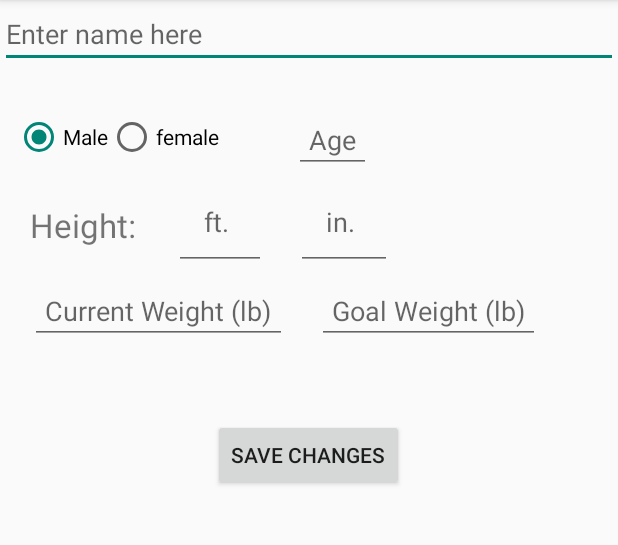
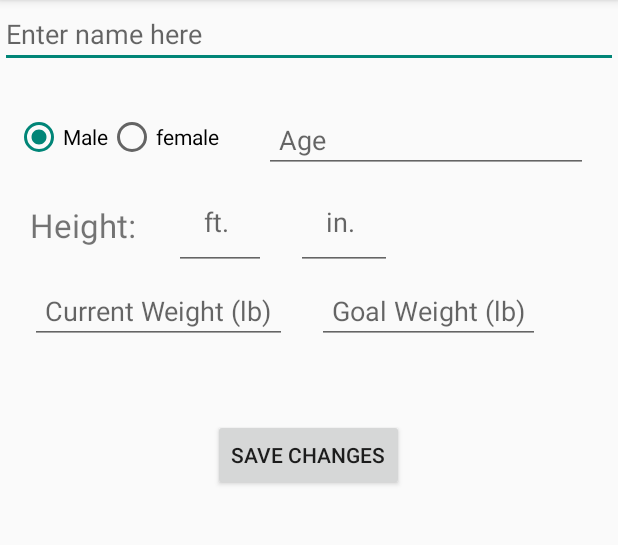
Before and after one commit to MJSanfelippo/CECS453FinalProject, an Android app: the ProfileActivity screen opened directly, with no data from a screen before it, on a phone screen of 412 x 824 dp, the part 84-629 px from its top. Run offline under Robolectric (Android 15) with nearby library versions, the phone set to English and light mode, and no system bars.

Commit message:
Added in a maxWidth attribute to some of the EditText's in activity_main.xml and activity_profile.xml

```diff
--- a/app/src/main/res/layout/activity_main.xml
+++ b/app/src/main/res/layout/activity_main.xml
@@ -1,6 +1,5 @@
 <?xml version="1.0" encoding="utf-8"?>
 <RelativeLayout xmlns:android="http://schemas.android.com/apk/res/android"
-    xmlns:app="http://schemas.android.com/apk/res-auto"
     xmlns:tools="http://schemas.android.com/tools"
     android:layout_width="match_parent"
     android:layout_height="match_parent"
@@ -23,6 +22,7 @@
 
         <TextView
             android:id="@+id/goalCalories"
+            android:maxWidth="130dp"
             android:layout_width="wrap_content"
             android:layout_height="wrap_content"
             android:text="Goal: 1500"
@@ -31,6 +31,7 @@
             />
         <TextView
             android:id="@+id/currentCalories"
+            android:maxWidth="130dp"
             android:layout_width="wrap_content"
             android:layout_height="wrap_content"
             android:text="Current: 250"
@@ -39,6 +40,7 @@
         <TextView
             android:id="@+id/remainingCalories"
             android:layout_width="wrap_content"
+            android:maxWidth="150dp"
             android:layout_height="wrap_content"
             android:text="Remaining: 1250"
             android:padding="15dp"
--- a/app/src/main/res/layout/activity_profile.xml
+++ b/app/src/main/res/layout/activity_profile.xml
@@ -4,7 +4,6 @@
     android:layout_height="match_parent"
     android:layout_width="match_parent"
     xmlns:tools="http://schemas.android.com/tools"
-    xmlns:app="http://schemas.android.com/apk/res-auto"
     xmlns:android="http://schemas.android.com/apk/res/android">
 
    <EditText
@@ -40,12 +39,14 @@
 
     <EditText
         android:id="@+id/ageText"
-        android:layout_width="wrap_content"
+        android:layout_width="match_parent"
         android:hint="Age"
+        android:maxWidth="130dp"
         android:layout_marginTop="25dp"
         android:inputType="number"
         android:padding="10dp"
-        android:layout_marginLeft="40dp"
+        android:layout_marginLeft="20dp"
+        android:layout_marginRight="20dp"
         android:layout_height="wrap_content"
         android:layout_below="@+id/name"
         android:layout_toRightOf="@+id/genderGroup"/>
@@ -62,6 +63,7 @@
         android:layout_width="wrap_content"
         android:layout_height="wrap_content"
         android:hint="ft. "
+        android:maxWidth="100dp"
         android:inputType="number"
         android:layout_toRightOf="@+id/heightText"
         android:id="@+id/feet"
@@ -73,6 +75,7 @@
         android:layout_height="wrap_content"
         android:hint="in. "
         android:inputType="number"
+        android:maxWidth="120dp"
         android:layout_marginLeft="20dp"
         android:id="@+id/inches"
         android:layout_toRightOf="@+id/feet"
@@ -83,6 +86,7 @@
         android:layout_width="wrap_content"
         android:layout_height="wrap_content"
         android:id="@+id/currentWeight"
+        android:maxWidth="200dp"
         android:hint="Current Weight (lb)"
         android:layout_marginLeft="20dp"
         android:inputType="number|numberDecimal"
@@ -92,6 +96,7 @@
     <EditText
         android:layout_width="wrap_content"
         android:layout_height="wrap_content"
+        android:maxWidth="200dp"
         android:id="@+id/goalWeight"
         android:layout_marginLeft="20dp"
         android:hint="Goal Weight (lb)"
```
